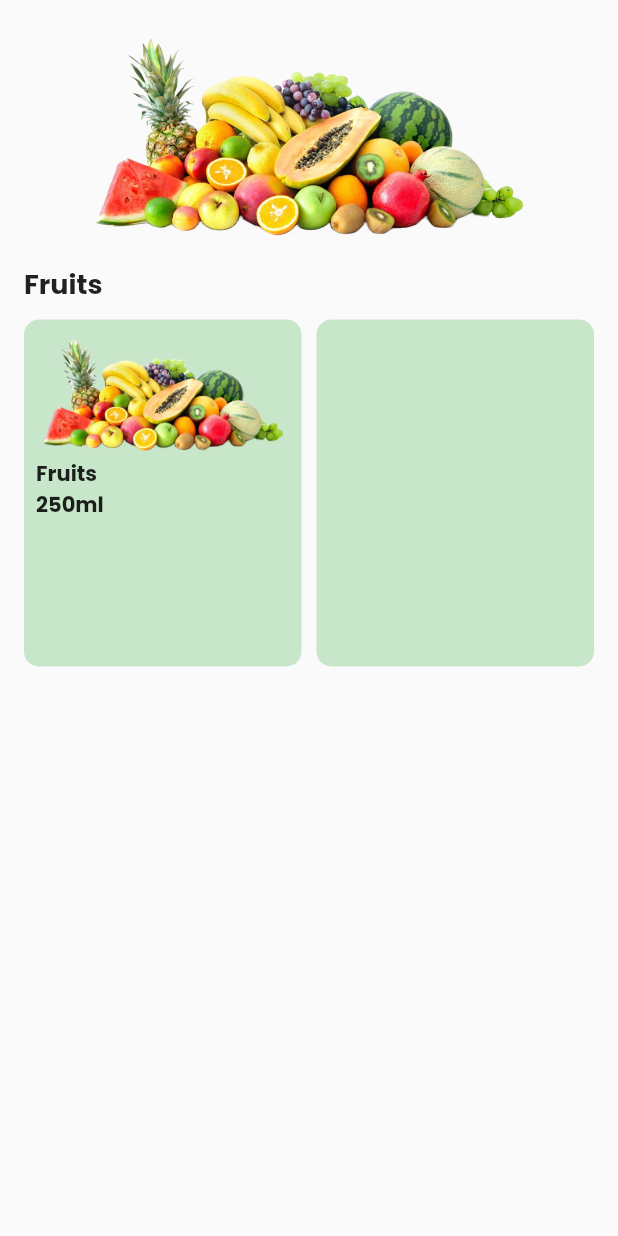
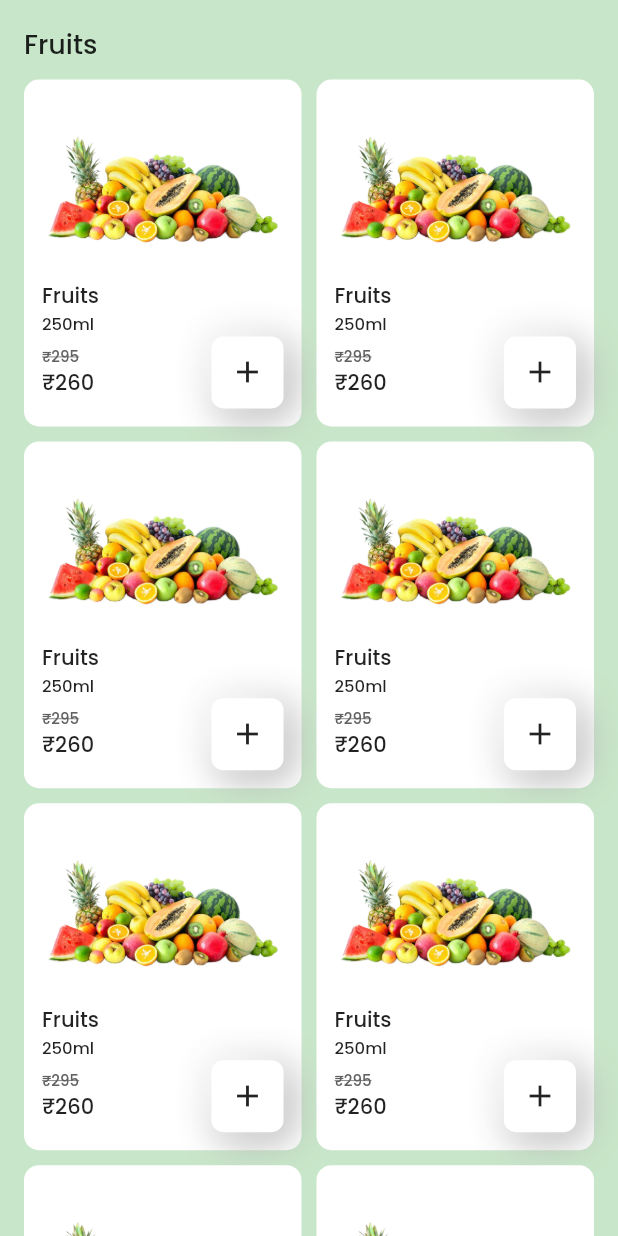
Before and after one commit to Anaskp/storeapp, a Flutter app: the screen it shows after launch, after a tap on "Fruits", on a phone screen of 412 x 824 dp. Run offline on Flutter 3.47's test engine with Material 2 defaults, Android fonts, the phone set to English and light mode, and no system bars; our stand-ins replace carousel_slider; network calls fail.

Commit message:
grid added in category detail page

```diff
--- a/lib/screens/category_detail_screen.dart
+++ b/lib/screens/category_detail_screen.dart
@@ -13,23 +13,15 @@ class CategoryDetailScreen extends StatelessWidget {
   @override
   Widget build(BuildContext context) {
     return Scaffold(
+      backgroundColor: Colors.green[100],
       body: SafeArea(
         child: SingleChildScrollView(
+          physics: const BouncingScrollPhysics(),
           child: Padding(
             padding: const EdgeInsets.all(16.0),
             child: Column(
               crossAxisAlignment: CrossAxisAlignment.start,
               children: [
-                Align(
-                  alignment: Alignment.center,
-                  child: Image.asset(
-                    path,
-                    height: 150,
-                  ),
-                ),
-                const SizedBox(
-                  height: 10,
-                ),
                 Text(
                   name,
                   style: const TextStyle(
@@ -39,7 +31,8 @@ class CategoryDetailScreen extends StatelessWidget {
                 const SizedBox(
                   height: 10,
                 ),
-                GridView(
+                GridView.builder(
+                  physics: const NeverScrollableScrollPhysics(),
                   gridDelegate: const SliverGridDelegateWithFixedCrossAxisCount(
                     crossAxisCount: 2,
                     childAspectRatio: 0.8,
@@ -47,34 +40,83 @@ class CategoryDetailScreen extends StatelessWidget {
                     mainAxisSpacing: 10,
                   ),
                   shrinkWrap: true,
-                  children: [
-                    Container(
+                  itemCount: 10,
+                  itemBuilder: (context, index) {
+                    return Container(
                       decoration: BoxDecoration(
-                        color: Colors.green[100],
+                        color: Colors.white,
                         borderRadius: BorderRadius.circular(10),
                       ),
                       child: Padding(
-                        padding: const EdgeInsets.all(8.0),
+                        padding: const EdgeInsets.all(12),
                         child: Column(
                           crossAxisAlignment: CrossAxisAlignment.start,
                           children: [
-                            Image.asset(path),
+                            Expanded(
+                              child: Align(
+                                  alignment: Alignment.center,
+                                  child: Image.asset(path)),
+                            ),
                             Text(
                               name,
                               maxLines: 2,
                             ),
-                            Text('250ml'),
+                            Text(
+                              '250ml',
+                              style: TextStyle(
+                                fontSize: 11,
+                              ),
+                            ),
+                            Row(
+                              mainAxisAlignment: MainAxisAlignment.spaceBetween,
+                              children: [
+                                Column(
+                                  crossAxisAlignment: CrossAxisAlignment.start,
+                                  children: [
+                                    Text(
+                                      '₹295',
+                                      style: TextStyle(
+                                        fontSize: 10,
+                                        decoration: TextDecoration.lineThrough,
+                                        color: Colors.grey[700],
+                                      ),
+                                    ),
+                                    Text(
+                                      '₹260',
+                                    ),
+                                  ],
+                                ),
+                                DecoratedBox(
+                                  decoration: BoxDecoration(
+                                    color: Colors.white,
+                                    borderRadius: BorderRadius.circular(8),
+                                    boxShadow: [
+                                      BoxShadow(
+                                        color: Colors.grey[500]!,
+                                        offset: Offset(4, 4),
+                                        blurRadius: 20,
+                                        spreadRadius: 1,
+                                      ),
+                                      BoxShadow(
+                                        color: Colors.white,
+                                        offset: Offset(-4, -4),
+                                        blurRadius: 20,
+                                        spreadRadius: 1,
+                                      ),
+                                    ],
+                                  ),
+                                  child: IconButton(
+                                    icon: Icon(Icons.add),
+                                    onPressed: () {},
+                                  ),
+                                ),
+                              ],
+                            ),
                           ],
                         ),
                       ),
-                    ),
-                    Container(
-                      decoration: BoxDecoration(
-                        color: Colors.green[100],
-                        borderRadius: BorderRadius.circular(10),
-                      ),
-                    ),
-                  ],
+                    );
+                  },
                 ),
               ],
             ),
--- a/lib/screens/home_screen.dart
+++ b/lib/screens/home_screen.dart
@@ -57,7 +57,8 @@ class HomeSccreen extends StatelessWidget {
               const Text(
                 'Explore by Category',
                 style: TextStyle(
-                  fontSize: 16,
+                  fontSize: 18,
+                  fontWeight: FontWeight.w400,
                 ),
               ),
               const SizedBox(
--- a/lib/section/category_section.dart
+++ b/lib/section/category_section.dart
@@ -43,6 +43,7 @@ class CategorySection extends StatelessWidget {
                     child: Text(
                       categoryList[index].name,
                       maxLines: 2,
+                      style: TextStyle(fontSize: 12),
                     ),
                   ),
                   Expanded(
--- a/pubspec.yaml
+++ b/pubspec.yaml
@@ -78,8 +78,8 @@ flutter:
     - family: Poppins
       fonts:
 
-        - asset: assets/fonts/Poppins-Bold.ttf
-          weight: 400
+        - asset: assets/fonts/Poppins-Medium.ttf
+
   #   - family: Trajan Pro
   #     fonts:
   #       - asset: fonts/TrajanPro.ttf
```
Also changed, not shown: assets/fonts/Poppins-Bold.ttf (deleted), assets/fonts/Poppins-Medium.ttf (added), assets/fonts/Poppins-Regular.ttf (added), pubspec.lock.
